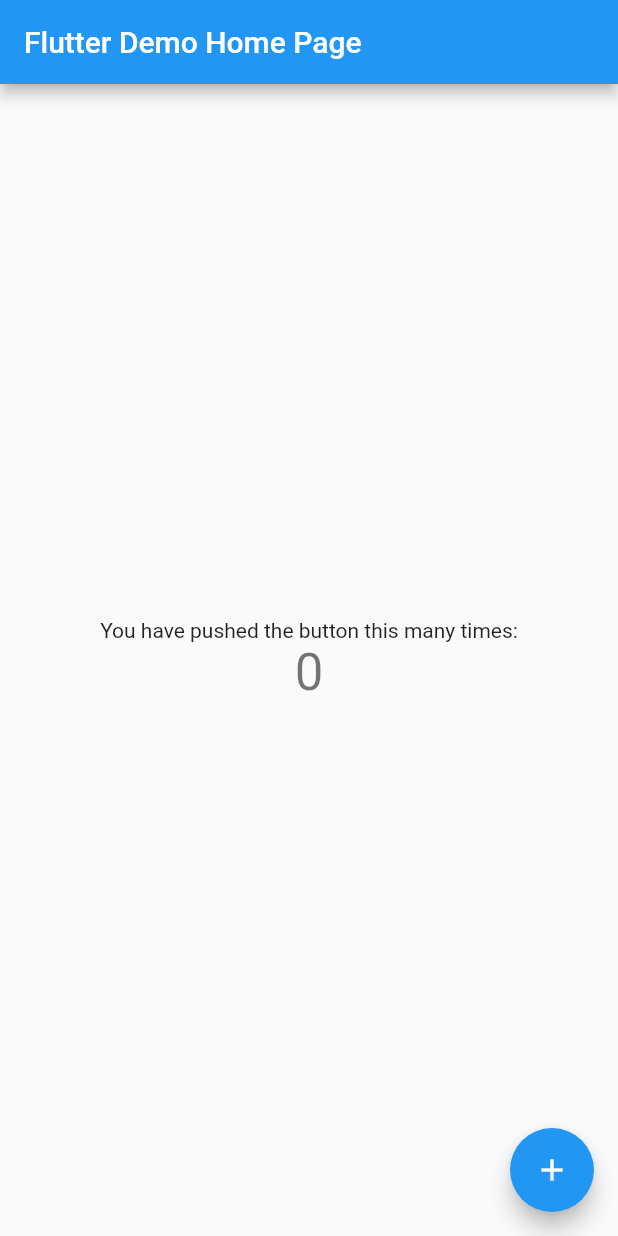
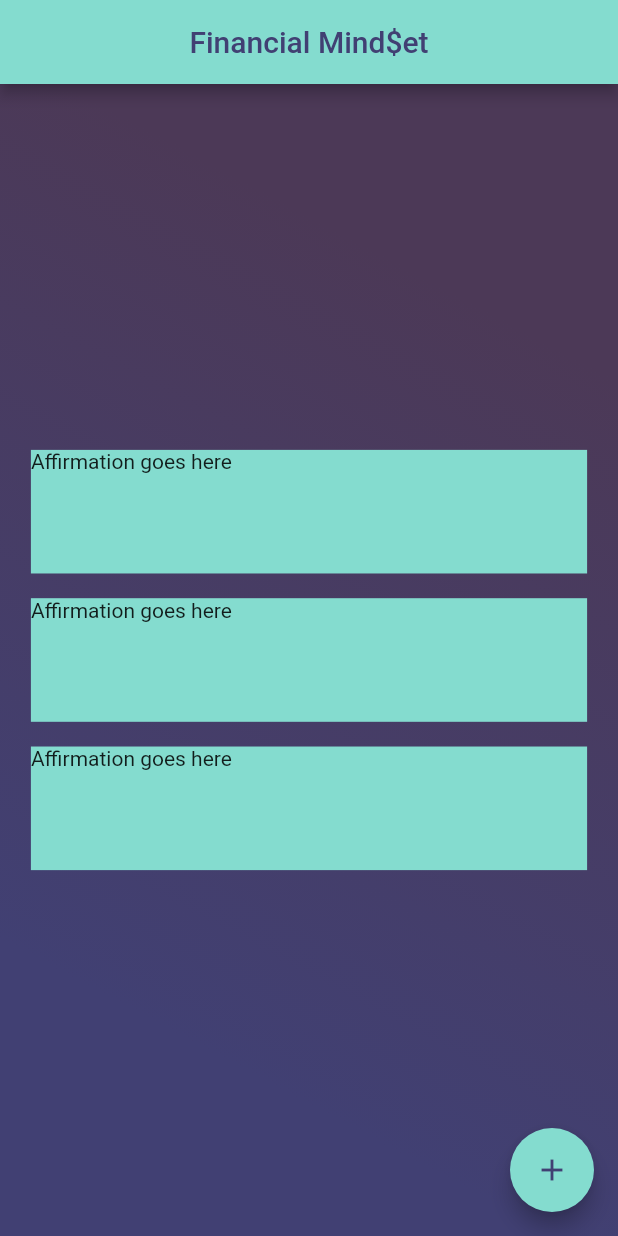
Before and after one commit to carriebarrett/financial_mindset, a Flutter app: the screen it shows after launch, on a phone screen of 412 x 824 dp. Run offline on Flutter 3.47's test engine with Material 2 defaults, Android fonts, the light colour scheme and no system bars.

Commit message:
colors and ui draft

```diff
--- a/lib/app.dart
+++ b/lib/app.dart
@@ -1,3 +1,4 @@
+import 'package:financial_mindset/constants.dart';
 import 'package:flutter/material.dart';
 import '/screens/homepage.dart';
 
@@ -19,9 +20,15 @@
         // or simply save your changes to "hot reload" in a Flutter IDE).
         // Notice that the counter didn't reset back to zero; the application
         // is not restarted.
-        primarySwatch: Colors.blue,
+        colorScheme: ColorScheme.fromSwatch().copyWith(
+          // or from RGB
+
+          primary: middleBlueGreen,
+          secondary: middleBlueGreen,
+
+        ),
       ),
-      home: const MyHomePage(title: 'Flutter Demo Home Page'),
+      home: const MyHomePage(title: 'Financial Mind\$et'),
     );
   }
 }
--- /dev/null
+++ b/lib/constants.dart
@@ -0,0 +1,7 @@
+import 'package:flutter/material.dart';
+
+const englishViolet = Color.fromRGBO(76, 57, 87, 1);
+const darkSlateBlue = Color.fromRGBO(65, 64, 115, 1);
+const middleBlueGreen = Color.fromRGBO(132, 220, 207, 1);
+const honoluluBlue = Color.fromRGBO(6, 106, 178, 1);
+const goldCrayola = Color.fromRGBO(238, 197, 132, 1);
--- a/lib/screens/homepage.dart
+++ b/lib/screens/homepage.dart
@@ -1,4 +1,5 @@
 import 'package:flutter/material.dart';
+import '../constants.dart';
 
 class MyHomePage extends StatefulWidget {
   const MyHomePage({Key? key, required this.title}) : super(key: key);
@@ -44,11 +45,28 @@
       appBar: AppBar(
         // Here we take the value from the MyHomePage object that was created by
         // the App.build method, and use it to set our appbar title.
-        title: Text(widget.title),
+        title: Center(child: Text(
+          widget.title,
+          style: const TextStyle(color: darkSlateBlue)),)
       ),
-      body: Center(
-        // Center is a layout widget. It takes a single child and positions it
-        // in the middle of the parent.
+      body: Container(
+        width: MediaQuery.of(context).size.width,
+      // Add box decoration
+        decoration: const BoxDecoration(
+          // Box decoration takes a gradient
+          gradient: LinearGradient(
+            // Where the linear gradient begins and ends
+            begin: Alignment.topRight,
+            end: Alignment.bottomLeft,
+            // Add one stop for each color. Stops should increase from 0 to 1
+            stops: [0.2, 0.8],
+            colors: [
+              // Colors are easy thanks to Flutter's Colors class.
+              englishViolet,
+              darkSlateBlue
+            ],
+          ),
+        ),
         child: Column(
           // Column is also a layout widget. It takes a list of children and
           // arranges them vertically. By default, it sizes itself to fit its
@@ -66,20 +84,54 @@
           // horizontal).
           mainAxisAlignment: MainAxisAlignment.center,
           children: <Widget>[
-            const Text(
-              'You have pushed the button this many times:',
+            Container(
+              width: MediaQuery.of(context).size.width * 0.9,
+              height: MediaQuery.of(context).size.height * 0.1,
+              // Add box decoration
+              decoration: const BoxDecoration(
+                color: middleBlueGreen,
+              ),
+              child: Text('Affirmation goes here'),
             ),
-            Text(
-              '$_counter',
-              style: Theme.of(context).textTheme.headline4,
+            SizedBox(
+              height: MediaQuery.of(context).size.height * 0.02,
             ),
+            Container(
+              width: MediaQuery.of(context).size.width * 0.9,
+              height: MediaQuery.of(context).size.height * 0.1,
+              // Add box decoration
+              decoration: const BoxDecoration(
+                color: middleBlueGreen,
+              ),
+              child: Text('Affirmation goes here'),
+            ),
+            SizedBox(
+              height: MediaQuery.of(context).size.height * 0.02,
+            ),
+            Container(
+              width: MediaQuery.of(context).size.width * 0.9,
+              height: MediaQuery.of(context).size.height * 0.1,
+              // Add box decoration
+              decoration: const BoxDecoration(
+                color: middleBlueGreen,
+              ),
+              child: Text('Affirmation goes here'),
+            ),
+            // const Text(
+            //   'You have pushed the button this many times:',
+            // ),
+            // Text(
+            //   '$_counter',
+            //   style: Theme.of(context).textTheme.headline4,
+            // ),
           ],
         ),
       ),
+
       floatingActionButton: FloatingActionButton(
         onPressed: _incrementCounter,
         tooltip: 'Increment',
-        child: const Icon(Icons.add),
+        child: const Icon(Icons.add, color: darkSlateBlue,),
       ), // This trailing comma makes auto-formatting nicer for build methods.
     );
   }
```
